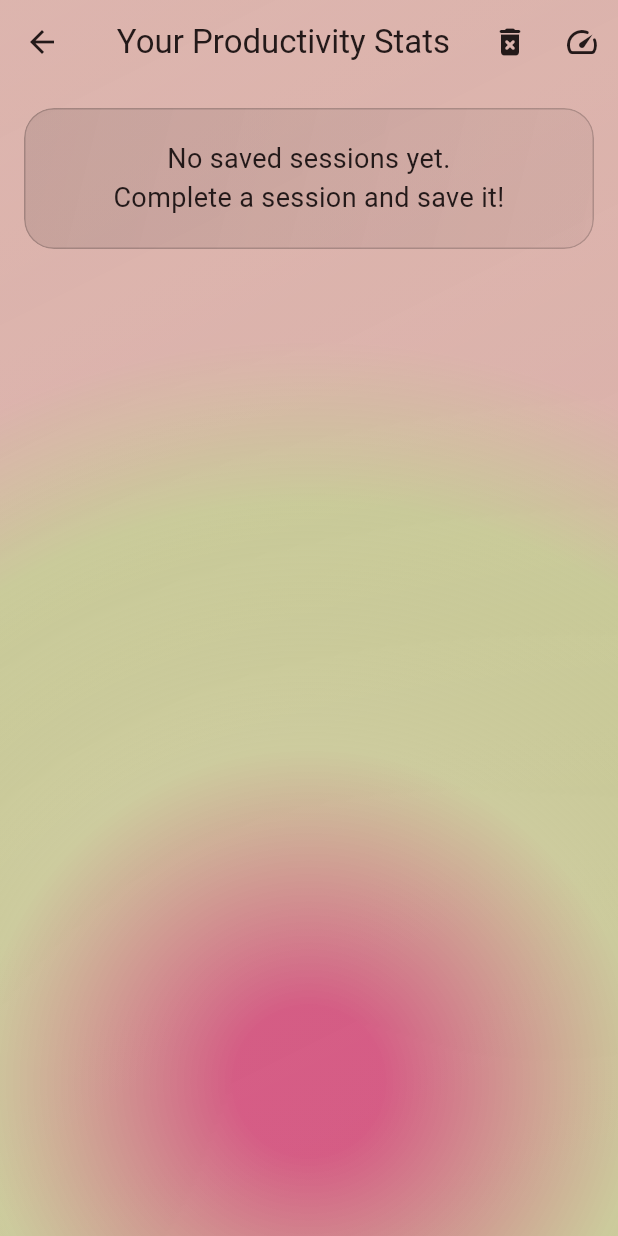
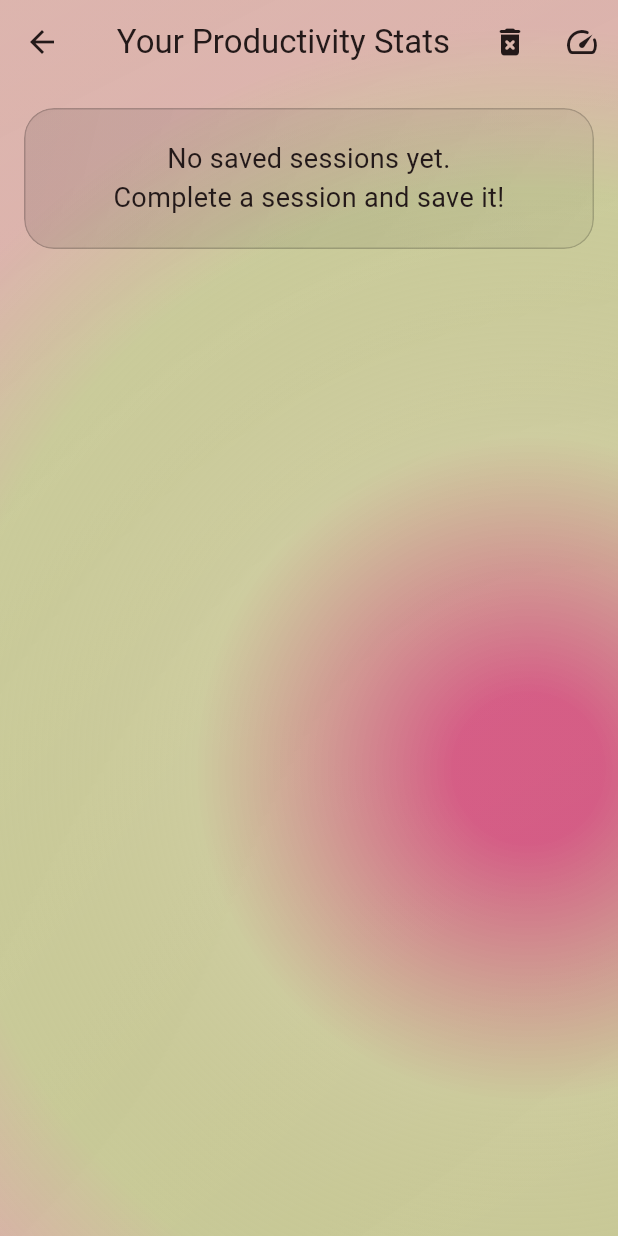
Before and after one commit to potaxo/pomodoro_app, a Flutter app: the StatsScreen screen opened directly, after a tap on the "speed" icon, on a phone screen of 412 x 824 dp. Run offline on Flutter 3.47's test engine with Material 3 defaults, Android fonts, the phone set to English and light mode, and no system bars; our stand-ins replace fl_chart, hive, hive_flutter, shared_preferences; accounts and stored records are empty.

Commit message:
continue optimize

```diff
--- a/lib/main.dart
+++ b/lib/main.dart
@@ -4,7 +4,6 @@ import 'package:flutter/material.dart';
 import 'package:hive_flutter/hive_flutter.dart';
 import 'package:pomodoro_app/models/pomodoro_record.dart';
 import 'package:pomodoro_app/screens/home_screen.dart';
-import 'package:pomodoro_app/widgets/ambient_background.dart';
 import 'package:pomodoro_app/utils/perf.dart';
 
 Future<void> main() async {
@@ -36,10 +35,21 @@ class MyApp extends StatelessWidget {
       useMaterial3: true,
     );
 
+    const noTransitions = PageTransitionsTheme(
+      builders: {
+        TargetPlatform.android: _NoAnimationsPageTransitionsBuilder(),
+        TargetPlatform.iOS: _NoAnimationsPageTransitionsBuilder(),
+        TargetPlatform.linux: _NoAnimationsPageTransitionsBuilder(),
+        TargetPlatform.macOS: _NoAnimationsPageTransitionsBuilder(),
+        TargetPlatform.windows: _NoAnimationsPageTransitionsBuilder(),
+      },
+    );
+
   return MaterialApp(
       title: 'Pomodoro Focus App',
       themeMode: ThemeMode.system,
       theme: base.copyWith(
+        pageTransitionsTheme: noTransitions,
         scaffoldBackgroundColor: Colors.transparent,
         appBarTheme: base.appBarTheme.copyWith(
           elevation: 0,
@@ -53,6 +63,7 @@ class MyApp extends StatelessWidget {
         ),
       ),
       darkTheme: ThemeData.dark(useMaterial3: true).copyWith(
+        pageTransitionsTheme: noTransitions,
         scaffoldBackgroundColor: Colors.transparent,
         appBarTheme: const AppBarTheme(
           elevation: 0,
@@ -60,16 +71,23 @@ class MyApp extends StatelessWidget {
           backgroundColor: Colors.transparent,
         ),
       ),
-      builder: (context, child) {
-        return ValueListenableBuilder<bool>(
-          valueListenable: Perf.perfMode,
-          builder: (context, perfOn, _) => AmbientBackground(
-            animate: !perfOn,
-            child: child ?? const SizedBox.shrink(),
-          ),
-        );
-      },
+  // No global background; each page owns its background to avoid route bleed-through
+  builder: (context, child) => child ?? const SizedBox.shrink(),
       home: const HomeScreen(),
     );
   }
 }
+
+class _NoAnimationsPageTransitionsBuilder extends PageTransitionsBuilder {
+  const _NoAnimationsPageTransitionsBuilder();
+  @override
+  Widget buildTransitions<T>(
+    PageRoute<T> route,
+    BuildContext context,
+    Animation<double> animation,
+    Animation<double> secondaryAnimation,
+    Widget child,
+  ) {
+    return child; // no in/out animation
+  }
+}
--- a/lib/screens/stats_screen.dart
+++ b/lib/screens/stats_screen.dart
@@ -7,6 +7,7 @@ import '../models/pomodoro_record.dart';
 import 'package:pomodoro_app/widgets/glass_container.dart';
 // Ambient background is already applied globally in main.dart
 import 'package:pomodoro_app/utils/perf.dart';
+import 'package:pomodoro_app/widgets/ambient_background.dart';
 import 'package:pomodoro_app/utils/stats_utils.dart';
 
 // lib/screens/stats_screen.dart
@@ -25,7 +26,10 @@ class _StatsScreenState extends State<StatsScreen> {
   Widget build(BuildContext context) {
     final Box<PomodoroRecord> box = Hive.box<PomodoroRecord>('pomodoro_box');
 
-    return Scaffold(
+    return AmbientBackground(
+      animate: !Perf.perfMode.value,
+      child: Scaffold(
+        backgroundColor: Colors.transparent,
         appBar: AppBar(
           title: const Text('Your Productivity Stats'),
           backgroundColor: Colors.transparent,
@@ -51,7 +55,9 @@ class _StatsScreenState extends State<StatsScreen> {
             final records = box.values.toList()
               ..sort((a, b) => a.date.compareTo(b.date));
 
+            // Keep stats content simple; avoid extra animations during navigation
             return SingleChildScrollView(
+              key: ValueKey<String>('content_${records.length}_${_range.name}'),
               child: Padding(
                 padding: const EdgeInsets.all(16.0),
                 child: Column(
@@ -118,6 +124,7 @@ class _StatsScreenState extends State<StatsScreen> {
               ),
             );
           },
+        ),
       ),
     );
   }
@@ -286,8 +293,25 @@ class _TrendChart extends StatelessWidget {
   final List<PomodoroRecord> records;
   const _TrendChart({required this.range, required this.records});
 
+  static bool _postFrameReady = false;
+
   @override
   Widget build(BuildContext context) {
+    // Defer heavy chart building by one frame on first show
+    if (!_postFrameReady) {
+      WidgetsBinding.instance.addPostFrameCallback((_) {
+        _postFrameReady = true;
+        // Trigger a rebuild of the parent by calling setState there; here we
+        // can use (context as Element).markNeedsBuild() safely for a local refresh.
+        (context as Element).markNeedsBuild();
+      });
+      return const GlassContainer(
+        borderRadius: 16,
+        padding: EdgeInsets.all(12),
+        child: SizedBox(height: 280, child: Center(child: Text('Loading chart…'))),
+      );
+    }
+
     final points = buildRange(range, records);
     final lowPerf = Perf.perfMode.value;
     final maxY = (points.isEmpty ? 1 : points.map((e) => e.tomatoes.toDouble()).fold<double>(0, (p, e) => e > p ? e : p)) * 1.4;
--- a/lib/widgets/ambient_background.dart
+++ b/lib/widgets/ambient_background.dart
@@ -33,42 +33,38 @@ class _AmbientBackgroundState extends State<AmbientBackground>
   @override
   void initState() {
     super.initState();
-    if (widget.animate) {
-      // On mobile, lower the animation FPS a bit more to reduce background repaints
+    // Compute initial throttle (lower FPS on mobile)
     final defaultFps = widget.targetFps;
     final mobile = isMobileLowPerf(context);
     final clampedFps = (mobile ? (defaultFps * 0.75) : defaultFps).round().clamp(1, 30);
     _minFrameInterval = Duration(milliseconds: (1000 / clampedFps).round());
+
     _controller = AnimationController(
       vsync: this,
       duration: const Duration(seconds: 60), // full loop duration
-      )..addListener(_onTick)
-       ..repeat();
+    )..addListener(_onTick);
+
+    if (widget.animate) {
+      _controller.repeat();
     } else {
-      _minFrameInterval = const Duration(milliseconds: 1000);
       _t = 0.25; // fixed angle for static background
-      // Dummy controller to satisfy late final; won't be used.
-      _controller = AnimationController(vsync: this, duration: const Duration(seconds: 1));
+      _controller.stop();
     }
   }
 
   void _onTick() {
+  if (!widget.animate) return; // avoid work when static
   final elapsed = _controller.lastElapsedDuration ?? Duration.zero;
-    if (elapsed - _lastPainted >= _minFrameInterval) {
+  if (elapsed - _lastPainted < _minFrameInterval) return;
   _lastPainted = elapsed;
   _t = _controller.value; // snapshot
   if (mounted) setState(() {});
   }
-  }
 
   @override
   void dispose() {
-    if (widget.animate) {
   _controller.removeListener(_onTick);
   _controller.dispose();
-    } else {
-      _controller.dispose();
-    }
     super.dispose();
   }
 
@@ -76,20 +72,19 @@ class _AmbientBackgroundState extends State<AmbientBackground>
   void didUpdateWidget(covariant AmbientBackground oldWidget) {
     super.didUpdateWidget(oldWidget);
     if (oldWidget.animate != widget.animate) {
-      if (widget.animate) {
-        // start animating
+      // Update throttle on mode change
       final defaultFps = widget.targetFps;
       final mobile = isMobileLowPerf(context);
       final clampedFps = (mobile ? (defaultFps * 0.75) : defaultFps).round().clamp(1, 30);
       _minFrameInterval = Duration(milliseconds: (1000 / clampedFps).round());
-        _controller.addListener(_onTick);
+
+      if (widget.animate) {
+        _lastPainted = Duration.zero;
         _controller.duration = const Duration(seconds: 60);
         _controller.repeat();
       } else {
-        // stop animating and show static
-        _controller.removeListener(_onTick);
         _controller.stop();
-        _t = 0.25;
+        _t = 0.25; // fixed
       }
       if (mounted) setState(() {});
     }
```
Also changed, not shown: lib/screens/home_screen.dart (+14 -8 lines). Lines whose indentation alone changed are shown as unchanged.
